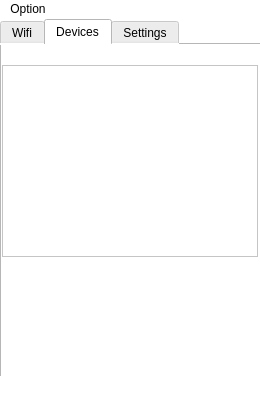
Above: src/mainwindow.ui from 0f924/WifiAssist before the change. Below: the same form after it.
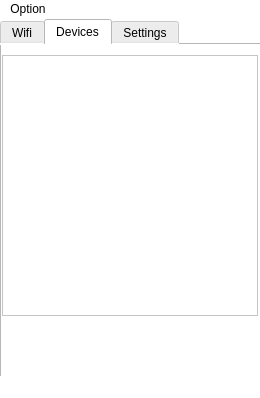
That is the form after the change. Icons and pictures are not drawn.

What changed in the file:
```diff
--- a/src/mainwindow.ui
+++ b/src/mainwindow.ui
@@ -10,6 +10,12 @@
     <height>398</height>
    </rect>
   </property>
+  <property name="sizePolicy">
+   <sizepolicy hsizetype="Fixed" vsizetype="Fixed">
+    <horstretch>0</horstretch>
+    <verstretch>0</verstretch>
+   </sizepolicy>
+  </property>
   <property name="minimumSize">
    <size>
     <width>0</width>
@@ -38,7 +44,7 @@
     <normaloff>:/img/WifiAssist.ico</normaloff>:/img/WifiAssist.ico</iconset>
   </property>
   <property name="autoFillBackground">
-   <bool>false</bool>
+   <bool>true</bool>
   </property>
   <property name="styleSheet">
    <string notr="true">background-color: rgb(255, 255, 255);</string>
@@ -377,9 +383,9 @@
       <property name="geometry">
        <rect>
         <x>0</x>
-        <y>20</y>
+        <y>10</y>
         <width>256</width>
-        <height>192</height>
+        <height>261</height>
        </rect>
       </property>
      </widget>
```
